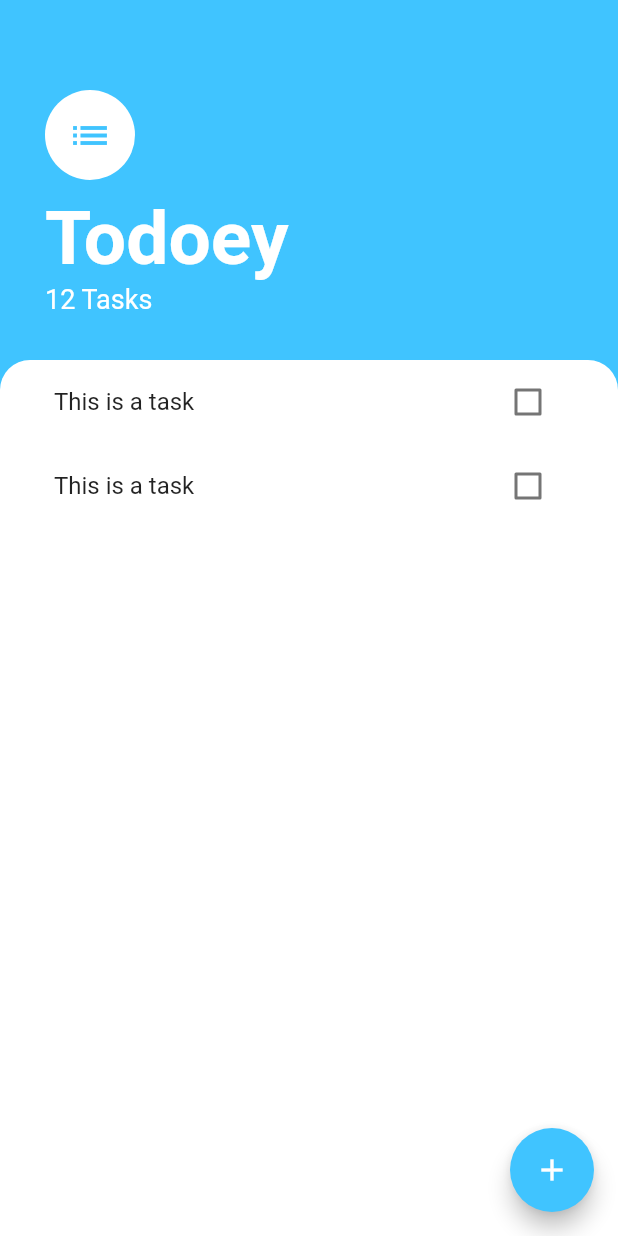
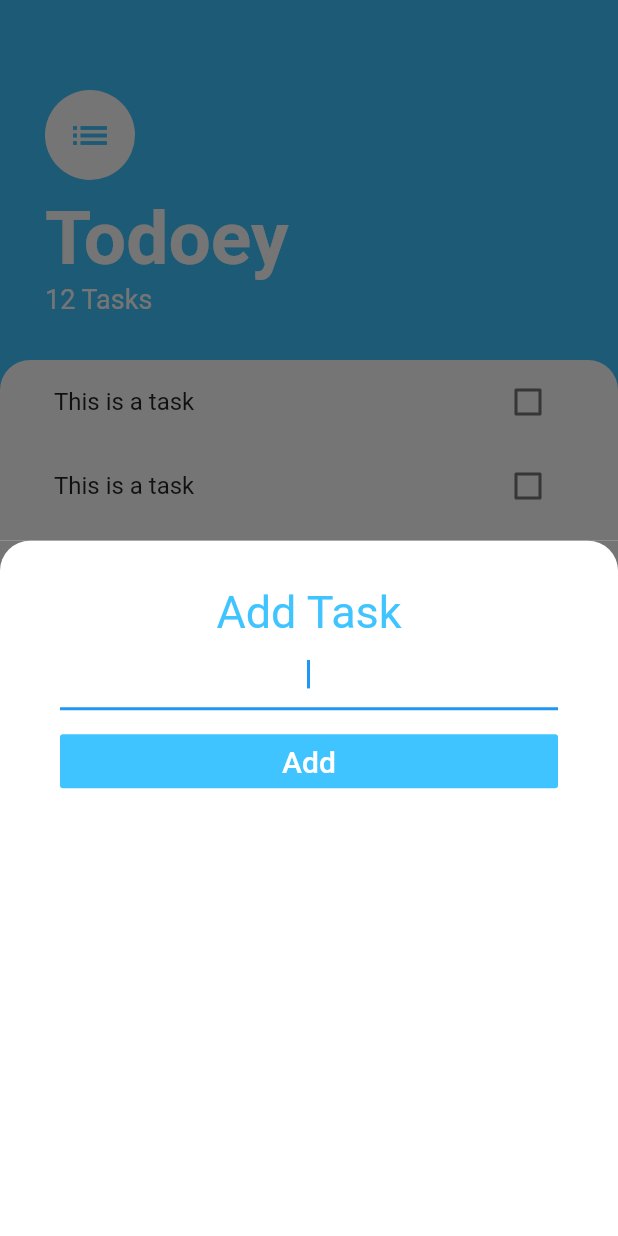
Before and after one commit to RemRinRamChi/todoey-flutter, a Flutter app: the screen it shows after launch, after a tap on the "add" icon, on a phone screen of 412 x 824 dp. Run offline on Flutter 3.47's test engine with Material 2 defaults, Android fonts, the phone set to English and light mode, and no system bars.

Commit message:
Created BottomSheet widget to Add Task

```diff
--- /dev/null
+++ b/lib/screens/add_task_screen.dart
@@ -0,0 +1,57 @@
+import 'package:flutter/material.dart';
+
+class AddTaskScreen extends StatelessWidget {
+  @override
+  Widget build(BuildContext context) {
+    return Container(
+      color: Color(0xFF757575),
+      child: Container(
+        padding: EdgeInsets.symmetric(
+          horizontal: 40.0,
+          vertical: 30.0,
+        ),
+        decoration: BoxDecoration(
+            color: Colors.white,
+            borderRadius: BorderRadius.only(
+              topLeft: Radius.circular(20.0),
+              topRight: Radius.circular(20.0),
+            )),
+        child: Column(
+          crossAxisAlignment: CrossAxisAlignment.stretch,
+          children: <Widget>[
+            Text(
+              'Add Task',
+              textAlign: TextAlign.center,
+              style: TextStyle(
+                color: Colors.lightBlueAccent,
+                fontSize: 30.0,
+              ),
+            ),
+            TextField(
+                autofocus: true,
+                textAlign: TextAlign.center,
+                decoration: InputDecoration(
+                  enabledBorder: UnderlineInputBorder(
+                    borderSide: BorderSide(color: Colors.lightBlueAccent),
+                  ),
+                )),
+            SizedBox(
+              height: 10.0,
+            ),
+            FlatButton(
+              color: Colors.lightBlueAccent,
+              child: Text(
+                'Add',
+                style: TextStyle(
+                  fontSize: 20.0,
+                  color: Colors.white,
+                ),
+              ),
+              onPressed: () {},
+            )
+          ],
+        ),
+      ),
+    );
+  }
+}
--- a/lib/screens/tasks_screen.dart
+++ b/lib/screens/tasks_screen.dart
@@ -1,4 +1,5 @@
 import 'package:flutter/material.dart';
+import 'package:todoey/screens/add_task_screen.dart';
 import 'package:todoey/widgets/tasks_list.dart';
 
 class TasksScreen extends StatelessWidget {
@@ -66,7 +67,10 @@ class TasksScreen extends StatelessWidget {
       floatingActionButton: FloatingActionButton(
         backgroundColor: Colors.lightBlueAccent,
         child: Icon(Icons.add),
-        onPressed: () {},
+        onPressed: () {
+          showModalBottomSheet(
+              context: context, builder: (context) => AddTaskScreen());
+        },
       ),
     );
   }
```
